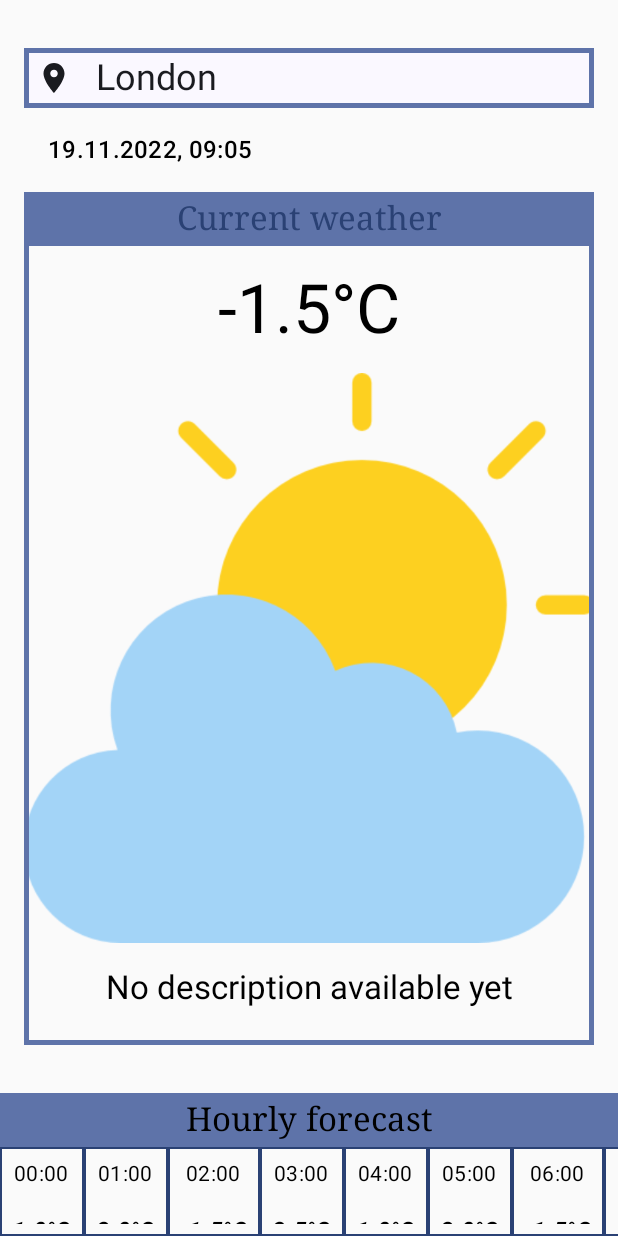
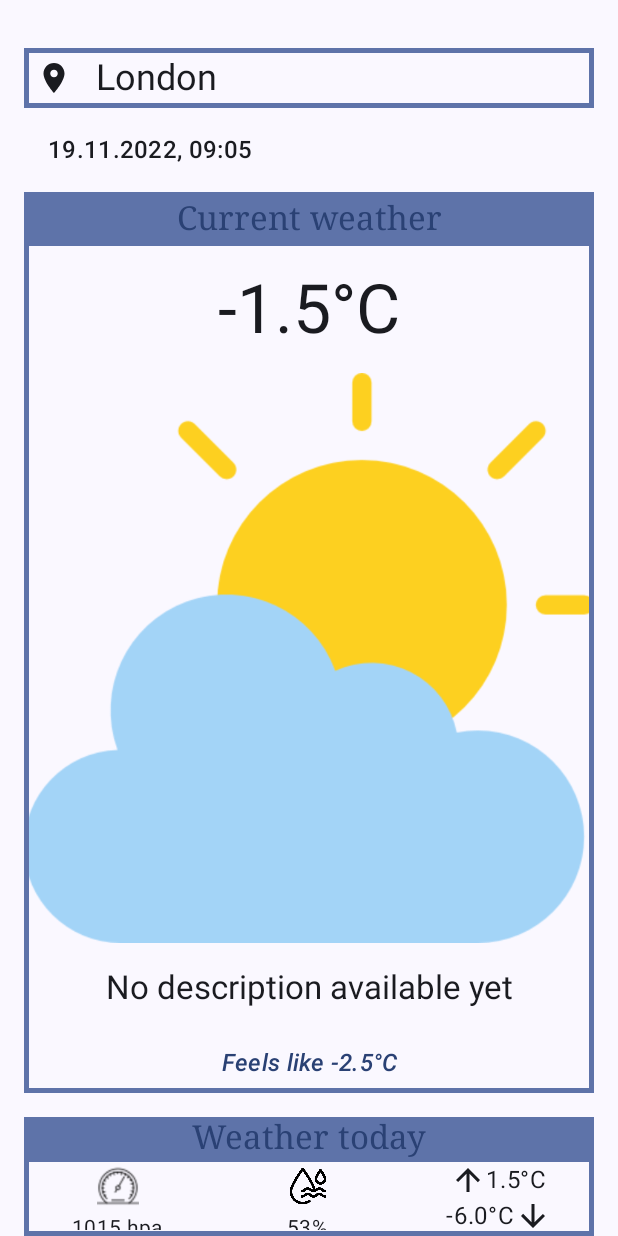
Before and after one commit to FinSpiers/CC1-WS22-23, an Android app built with Jetpack Compose: the screen it shows after launch (MainActivity), on a phone screen of 412 x 824 dp. Run offline under Robolectric (Android 15) with nearby library versions, the phone set to English and light mode, and no system bars.

Commit message:
Added more components & screen class für UI

```diff
--- a/app/src/main/AndroidManifest.xml
+++ b/app/src/main/AndroidManifest.xml
@@ -13,7 +13,7 @@
         android:theme="@style/Theme.MyWeather"
         tools:targetApi="31">
         <activity
-            android:name=".feature_weather.presentation.MainActivity"
+            android:name=".core.presentation.MainActivity"
             android:exported="true"
             android:label="@string/app_name"
             android:theme="@style/Theme.MyWeather">
--- /dev/null
+++ b/app/src/main/java/com/example/myweather/core/presentation/MainActivity.kt
@@ -0,0 +1,47 @@
+package com.example.myweather.core.presentation
+
+import android.os.Bundle
+import androidx.activity.ComponentActivity
+import androidx.activity.compose.setContent
+import androidx.compose.foundation.layout.*
+import androidx.compose.material3.Surface
+import androidx.compose.runtime.Composable
+import androidx.compose.ui.Modifier
+import androidx.compose.ui.tooling.preview.Preview
+import com.example.myweather.feature_environmental_data.presentation.EnvironmentDataScreen
+import com.example.myweather.feature_weather.presentation.weather.WeatherScreen
+import com.example.myweather.ui.theme.MyWeatherTheme
+
+class MainActivity : ComponentActivity() {
+    override fun onCreate(savedInstanceState: Bundle?) {
+        super.onCreate(savedInstanceState)
+        setContent {
+            ShowWeatherScreen()
+        }
+    }
+
+    @Composable
+    fun ShowEnvironmentalDataScreen(){
+        MyWeatherTheme {
+            Surface(modifier = Modifier.fillMaxSize()) {
+                EnvironmentDataScreen()
+            }
+        }
+    }
+
+    @Composable
+    fun ShowWeatherScreen() {
+        MyWeatherTheme {
+            Surface(modifier = Modifier.fillMaxSize()) {
+                WeatherScreen()
+            }
+        }
+    }
+
+
+    @Preview(showBackground = true)
+    @Composable
+    fun DefaultPreview() {
+        ShowWeatherScreen()
+    }
+}
--- a/app/src/main/java/com/example/myweather/feature_weather/presentation/MainActivity.kt
+++ /dev/null
@@ -1,57 +0,0 @@
-package com.example.myweather.feature_weather.presentation
-
-import android.os.Bundle
-import androidx.activity.ComponentActivity
-import androidx.activity.compose.setContent
-import androidx.compose.foundation.layout.*
-import androidx.compose.runtime.Composable
-import androidx.compose.ui.Alignment
-import androidx.compose.ui.Modifier
-import androidx.compose.ui.res.painterResource
-import androidx.compose.ui.tooling.preview.Preview
-import androidx.compose.ui.unit.dp
-import com.example.myweather.R
-import com.example.myweather.feature_weather.presentation.weather.components.LocationBar
-import com.example.myweather.feature_weather.presentation.weather.components.WeatherHourlyBar
-import com.example.myweather.feature_weather.presentation.weather.components.WeatherInfoBox
-import com.example.myweather.ui.theme.MyWeatherTheme
-
-class MainActivity : ComponentActivity() {
-    override fun onCreate(savedInstanceState: Bundle?) {
-        super.onCreate(savedInstanceState)
-        setContent {
-            MyApp()
-        }
-    }
-    @Composable
-    fun MyApp() {
-        val weatherData = listOf(1.0, 2.0, -1.5, 3.5, 1.0, 2.0, -1.5, 3.5, 1.0, 2.0, -1.5, 3.5, 1.0, 2.0, -1.5, 3.5, 1.0, 2.0, -1.5, 3.5, 1.0, 2.0, -1.5, 3.5)
-        MyWeatherTheme {
-            Column(
-                modifier = Modifier.fillMaxSize(),
-                horizontalAlignment = Alignment.CenterHorizontally
-            ) {
-                LocationBar(
-                    locationName = "London",
-                    dateTime = "19.11.2022, 09:05"
-                )
-
-                WeatherInfoBox(
-                    currentTemperature = -1.5,
-                    isCelsius = true,
-                    painter = painterResource(id = R.drawable.image_weather_cloudy),
-                    weatherDescription = "No description available yet"
-                )
-                Spacer(modifier = Modifier.height(32.dp))
-                WeatherHourlyBar(weatherData = weatherData, isCelsius = true)
-            }
-        }
-    }
-
-
-    @Preview(showBackground = true)
-    @Composable
-    fun DefaultPreview() {
-        MyApp()
-    }
-}
--- /dev/null
+++ b/app/src/main/java/com/example/myweather/feature_weather/presentation/weather/WeatherScreen.kt
@@ -0,0 +1,76 @@
+package com.example.myweather.feature_weather.presentation.weather
+
+import androidx.compose.foundation.layout.Column
+import androidx.compose.foundation.layout.Spacer
+import androidx.compose.foundation.layout.fillMaxSize
+import androidx.compose.foundation.layout.height
+import androidx.compose.material3.Surface
+import androidx.compose.runtime.Composable
+import androidx.compose.ui.Alignment
+import androidx.compose.ui.Modifier
+import androidx.compose.ui.res.painterResource
+import androidx.compose.ui.unit.dp
+import com.example.myweather.R
+import com.example.myweather.feature_weather.presentation.weather.components.LocationBar
+import com.example.myweather.feature_weather.presentation.weather.components.CurrentWeatherBox
+import com.example.myweather.feature_weather.presentation.weather.components.WeatherTodayInfoBox
+import com.example.myweather.ui.theme.MyWeatherTheme
+
+@Composable
+fun WeatherScreen() {
+    val weatherData = listOf(
+        1.0,
+        2.0,
+        -1.5,
+        3.5,
+        1.0,
+        2.0,
+        -1.5,
+        3.5,
+        1.0,
+        2.0,
+        -1.5,
+        3.5,
+        1.0,
+        2.0,
+        -1.5,
+        3.5,
+        1.0,
+        2.0,
+        -1.5,
+        3.5,
+        1.0,
+        2.0,
+        -1.5,
+        3.5
+    )
+    MyWeatherTheme {
+        Surface(modifier = Modifier.fillMaxSize()) {
+            Column(
+                modifier = Modifier.fillMaxSize(),
+                horizontalAlignment = Alignment.CenterHorizontally
+            ) {
+                LocationBar(
+                    locationName = "London",
+                    dateTime = "19.11.2022, 09:05"
+                )
+
+                CurrentWeatherBox(
+                    currentTemperature = -1.5,
+                    feelsLike = -2.5,
+                    isCelsius = true,
+                    painter = painterResource(id = R.drawable.image_weather_cloudy),
+                    weatherDescription = "No description available yet"
+                )
+                Spacer(modifier = Modifier.height(16.dp))
+                WeatherTodayInfoBox(
+                    weatherData = weatherData,
+                    isCelsius = true,
+                    dailyMinTemperature = -6.0,
+                    dailyMaxTemperature = 1.5
+                )
+            }
+        }
+    }
+
+}
--- a/app/src/main/java/com/example/myweather/feature_weather/presentation/weather/components/WeatherInfoBox.kt
+++ b/app/src/main/java/com/example/myweather/feature_weather/presentation/weather/components/CurrentWeatherBox.kt
@@ -13,6 +13,7 @@ import androidx.compose.ui.graphics.RectangleShape
 import androidx.compose.ui.graphics.painter.Painter
 import androidx.compose.ui.res.painterResource
 import androidx.compose.ui.text.font.FontFamily
+import androidx.compose.ui.text.font.FontStyle
 import androidx.compose.ui.text.style.TextAlign
 import androidx.compose.ui.tooling.preview.Preview
 import androidx.compose.ui.unit.dp
@@ -20,8 +21,9 @@ import com.example.myweather.R
 import com.example.myweather.ui.theme.MyWeatherTheme
 
 @Composable
-fun WeatherInfoBox(
+fun CurrentWeatherBox(
     currentTemperature: Double,
+    feelsLike : Double,
     isCelsius: Boolean,
     painter: Painter,
     weatherDescription: String,
@@ -71,6 +73,14 @@ fun WeatherInfoBox(
             modifier = Modifier.padding(vertical = 16.dp)
         )
         Spacer(modifier = Modifier.height(8.dp))
+        Text(
+            text = "Feels like " + feelsLike.toString() + if(isCelsius) "°C" else "°F",
+            textAlign = TextAlign.Center,
+            style = MaterialTheme.typography.titleMedium,
+            fontStyle = FontStyle.Italic,
+            color = MaterialTheme.colorScheme.primary
+        )
+        Spacer(modifier = Modifier.height(8.dp))
     }
 }
 
@@ -78,8 +88,9 @@ fun WeatherInfoBox(
 @Composable
 fun WeatherInfoBoxPreview() {
     MyWeatherTheme {
-        WeatherInfoBox(
+        CurrentWeatherBox(
             currentTemperature = -1.5,
+            feelsLike = -2.5,
             isCelsius = true,
             painter = painterResource(id = R.drawable.image_weather_cloudy),
             weatherDescription = "No discription available"
--- a/app/src/main/java/com/example/myweather/feature_weather/presentation/weather/components/WeatherHourlyBar.kt
+++ b/app/src/main/java/com/example/myweather/feature_weather/presentation/weather/components/WeatherHourlyBar.kt
@@ -10,15 +10,20 @@ import androidx.compose.runtime.Composable
 import androidx.compose.ui.Alignment
 import androidx.compose.ui.Modifier
 import androidx.compose.ui.graphics.RectangleShape
+import androidx.compose.ui.graphics.painter.Painter
+import androidx.compose.ui.res.painterResource
 import androidx.compose.ui.text.font.FontFamily
 import androidx.compose.ui.text.font.FontStyle
 import androidx.compose.ui.text.style.TextAlign
 import androidx.compose.ui.tooling.preview.Preview
 import androidx.compose.ui.unit.dp
+import com.example.myweather.R
 import com.example.myweather.ui.theme.MyWeatherTheme
 
 
 val hours = listOf(0..23)
+
+
 
 @Composable
 fun WeatherHourlyBar(
@@ -28,7 +33,7 @@ fun WeatherHourlyBar(
 ) {
     assert(weatherData.size == 24)
     Column(
-        modifier = Modifier.fillMaxWidth()
+        modifier = modifier.fillMaxWidth()
     ) {
         Row(
             modifier = Modifier
@@ -42,7 +47,7 @@ fun WeatherHourlyBar(
                     .padding(vertical = 4.dp),
                 textAlign = TextAlign.Center,
                 fontFamily = FontFamily.Serif,
-                style = MaterialTheme.typography.titleLarge
+                style = MaterialTheme.typography.titleMedium
             )
         }
         LazyRow(modifier = Modifier.fillMaxWidth()) {
@@ -51,36 +56,6 @@ fun WeatherHourlyBar(
                     WeatherListElement(time = i, temperature = weatherData[i], isCelsius = isCelsius)
                 }
             }
-        }
-    }
-}
-
-@Composable
-fun WeatherListElement(
-    time : Int,
-    temperature : Double,
-    isCelsius : Boolean
-){
-    Column (
-        horizontalAlignment = Alignment.CenterHorizontally,
-        verticalArrangement = Arrangement.Center,
-        modifier = Modifier.border(1.dp, MaterialTheme.colorScheme.primary)) {
-        Row(
-            verticalAlignment = Alignment.CenterVertically,
-            horizontalArrangement = Arrangement.Center,
-            modifier = Modifier.padding(8.dp)
-        ) {
-            Text(
-                text = if (time < 10) "0${time}:00" else "${time}:00",
-                style = MaterialTheme.typography.bodyMedium
-            )
-        }
-        Row(verticalAlignment = Alignment.CenterVertically, horizontalArrangement = Arrangement.Center, modifier = Modifier.padding(8.dp)) {
-            Text(
-                text = "$temperature" + if (isCelsius) "°C" else "°F",
-                style = MaterialTheme.typography.titleMedium,
-                fontStyle = FontStyle.Italic
-                )
         }
     }
 }
--- /dev/null
+++ b/app/src/main/java/com/example/myweather/feature_weather/presentation/weather/components/WeatherListElement.kt
@@ -0,0 +1,65 @@
+package com.example.myweather.feature_weather.presentation.weather.components
+
+import androidx.compose.foundation.border
+import androidx.compose.foundation.layout.Arrangement
+import androidx.compose.foundation.layout.Column
+import androidx.compose.foundation.layout.Row
+import androidx.compose.foundation.layout.padding
+import androidx.compose.material3.Icon
+import androidx.compose.material3.MaterialTheme
+import androidx.compose.material3.Text
+import androidx.compose.runtime.Composable
+import androidx.compose.ui.Alignment
+import androidx.compose.ui.Modifier
+import androidx.compose.ui.graphics.painter.Painter
+import androidx.compose.ui.res.painterResource
+import androidx.compose.ui.text.font.FontStyle
+import androidx.compose.ui.tooling.preview.Preview
+import androidx.compose.ui.unit.dp
+import com.example.myweather.R
+import com.example.myweather.ui.theme.MyWeatherTheme
+
+@Composable
+fun WeatherListElement(
+    time : Int,
+    temperature : Double,
+    isCelsius : Boolean
+){
+    Column (
+        horizontalAlignment = Alignment.CenterHorizontally,
+        verticalArrangement = Arrangement.Center,
+        modifier = Modifier.border(1.dp, MaterialTheme.colorScheme.primary)) {
+        Row(
+            verticalAlignment = Alignment.CenterVertically,
+            horizontalArrangement = Arrangement.Center,
+            modifier = Modifier.padding(8.dp)
+        ) {
+            Text(
+                text = if (time < 10) "0${time}:00" else "${time}:00",
+                style = MaterialTheme.typography.titleMedium
+            )
+        }
+        Row(verticalAlignment = Alignment.CenterVertically, horizontalArrangement = Arrangement.Center, modifier = Modifier.padding(8.dp)) {
+            Text(
+                text = "$temperature" + if (isCelsius) "°C" else "°F",
+                style = MaterialTheme.typography.bodyLarge,
+                fontStyle = FontStyle.Italic,
+                color = MaterialTheme.colorScheme.primary
+            )
+        }
+    }
+}
+
+
+@Preview(showBackground = true)
+@Composable
+fun WeatherListElementPreview(){
+    MyWeatherTheme {
+        WeatherListElement(
+            time = 6,
+            temperature = -2.5,
+            isCelsius = true
+            //painter = painterResource(id = R.drawable.icon_weather_sunny_24)
+        )
+    }
+}
--- /dev/null
+++ b/app/src/main/java/com/example/myweather/feature_weather/presentation/weather/components/WeatherTodayInfoBox.kt
@@ -0,0 +1,170 @@
+package com.example.myweather.feature_weather.presentation.weather.components
+
+import androidx.compose.foundation.Image
+import androidx.compose.foundation.background
+import androidx.compose.foundation.border
+import androidx.compose.foundation.layout.*
+import androidx.compose.material3.Icon
+import androidx.compose.material3.MaterialTheme
+import androidx.compose.material3.Text
+import androidx.compose.runtime.Composable
+import androidx.compose.ui.Alignment
+import androidx.compose.ui.Modifier
+import androidx.compose.ui.graphics.RectangleShape
+import androidx.compose.ui.layout.ContentScale
+import androidx.compose.ui.res.painterResource
+import androidx.compose.ui.text.font.FontFamily
+import androidx.compose.ui.text.style.TextAlign
+import androidx.compose.ui.tooling.preview.Preview
+import androidx.compose.ui.unit.dp
+import com.example.myweather.R
+import com.example.myweather.ui.theme.MyWeatherTheme
+
+@Composable
+fun WeatherTodayInfoBox(
+    weatherData: List<Double>,
+    isCelsius: Boolean,
+    dailyMinTemperature: Double,
+    dailyMaxTemperature: Double,
+    modifier: Modifier = Modifier
+) {
+    Column(
+        modifier = modifier
+            .fillMaxWidth()
+            .padding(horizontal = 16.dp)
+            .border(3.dp, MaterialTheme.colorScheme.primaryContainer, RectangleShape),
+        horizontalAlignment = Alignment.CenterHorizontally,
+    ) {
+        Row(
+            modifier = modifier
+                .fillMaxWidth()
+                .background(MaterialTheme.colorScheme.primaryContainer, RectangleShape)
+        ) {
+            Text(
+                text = "Weather today",
+                color = MaterialTheme.colorScheme.primary,
+                style = MaterialTheme.typography.titleLarge,
+                fontFamily = FontFamily.Serif,
+                textAlign = TextAlign.Center,
+                modifier = Modifier
+                    .fillMaxWidth()
+            )
+        }
+        Row(
+            modifier = Modifier
+                .fillMaxWidth()
+                .border(2.dp, MaterialTheme.colorScheme.primaryContainer, RectangleShape)
+        ) {
+            WeatherTodayInfoBar(
+                minTemperature = -6.0,
+                maxTemperature = 1.5,
+                isCelsius = true,
+                airPressure = 1015,
+                humidity = 53
+            )
+        }
+        WeatherHourlyBar(
+            weatherData = weatherData,
+            isCelsius = isCelsius
+        )
+    }
+}
+
+@Composable
+fun WeatherTodayInfoBar(
+    minTemperature: Double,
+    maxTemperature: Double,
+    isCelsius: Boolean,
+    airPressure: Int,
+    humidity: Int,
+    modifier: Modifier = Modifier
+) {
+    Row(
+        modifier = Modifier.fillMaxWidth(),
+        verticalAlignment = Alignment.CenterVertically
+    ) {
+        Column(horizontalAlignment = Alignment.CenterHorizontally, verticalArrangement = Arrangement.SpaceEvenly, modifier = Modifier.fillMaxWidth(0.33f)) {
+            Image(
+                painter = painterResource(id = R.drawable.icon_barometer),
+                contentDescription = null,
+                modifier = Modifier.size(32.dp).padding(top = 4.dp)
+            )
+            Text(
+                text = "$airPressure hpa",
+                style = MaterialTheme.typography.bodyMedium,
+                modifier = Modifier.padding(vertical = 4.dp)
+            )
+        }
+
+        Column(horizontalAlignment = Alignment.CenterHorizontally, verticalArrangement = Arrangement.SpaceEvenly, modifier = Modifier.fillMaxWidth(0.5f)) {
+            Image(
+                painter = painterResource(R.drawable.icon_humidity),
+                contentDescription = null,
+                modifier = Modifier.size(32.dp).padding(top = 4.dp)
+            )
+            Text(
+                text = "$humidity%",
+                style = MaterialTheme.typography.bodyMedium,
+                modifier = Modifier.padding(vertical = 4.dp)
+            )
+        }
+
+        Column(Modifier.fillMaxWidth()) {
+            Row(
+                Modifier.fillMaxWidth(),
+                horizontalArrangement = Arrangement.Center, verticalAlignment = Alignment.CenterVertically
+            ) {
+                Icon(
+                    painter = painterResource(id = R.drawable.ic_baseline_arrow_upward_24),
+                    contentDescription = null
+                )
+                Text(text = if (isCelsius) "${maxTemperature}°C" else "${maxTemperature}°F")
+            }
+            Row(
+                Modifier.fillMaxWidth(),
+                horizontalArrangement = Arrangement.Center, verticalAlignment = Alignment.CenterVertically
+            ) {
+                Text(text = if (isCelsius) "${minTemperature}°C" else "${minTemperature}°F")
+                Icon(
+                    painter = painterResource(id = R.drawable.ic_baseline_arrow_downward_24),
+                    contentDescription = "daily min temperature"
+                )
+            }
+        }
+    }
+}
+
+
+@Preview(showBackground = true)
+@Composable
+fun WeatherTodayInfoBoxPreview() {
+    val weatherData = listOf(
+        1.0,
+        2.0,
+        -1.5,
+        3.5,
+        1.0,
+        2.0,
+        -1.5,
+        3.5,
+        1.0,
+        2.0,
+        -1.5,
+        3.5,
+        1.0,
+        2.0,
+        -1.5,
+        3.5,
+        1.0,
+        2.0,
+        -1.5,
+        3.5,
+        1.0,
+        2.0,
+        -1.5,
+        3.5
+    )
+    MyWeatherTheme {
+        WeatherTodayInfoBox(weatherData, true, -6.0, 1.5)
+    }
+}
--- /dev/null
+++ b/app/src/main/res/drawable/ic_baseline_arrow_downward_24.xml
@@ -0,0 +1,5 @@
+<vector android:height="24dp" android:tint="#000000"
+    android:viewportHeight="24" android:viewportWidth="24"
+    android:width="24dp" xmlns:android="http://schemas.android.com/apk/res/android">
+    <path android:fillColor="@android:color/white" android:pathData="M20,12l-1.41,-1.41L13,16.17V4h-2v12.17l-5.58,-5.59L4,12l8,8 8,-8z"/>
+</vector>
--- /dev/null
+++ b/app/src/main/res/drawable/ic_baseline_arrow_upward_24.xml
@@ -0,0 +1,5 @@
+<vector android:height="24dp" android:tint="#000000"
+    android:viewportHeight="24" android:viewportWidth="24"
+    android:width="24dp" xmlns:android="http://schemas.android.com/apk/res/android">
+    <path android:fillColor="@android:color/white" android:pathData="M4,12l1.41,1.41L11,7.83V20h2V7.83l5.58,5.59L20,12l-8,-8 -8,8z"/>
+</vector>
```
Also changed, not shown: app/src/main/res/drawable/icon_barometer.png (added), app/src/main/res/drawable/icon_humidity.png (added), app/src/main/res/drawable/icon_weather_sunny_24.png (added), app/src/main/res/drawable/icon_weather_sunny_with_clouds_24.png (added).
